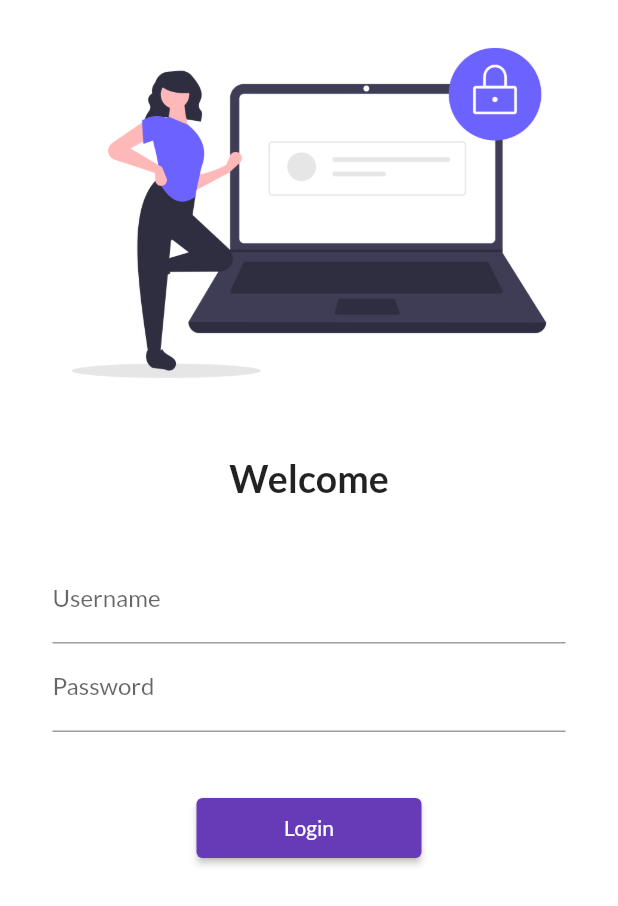
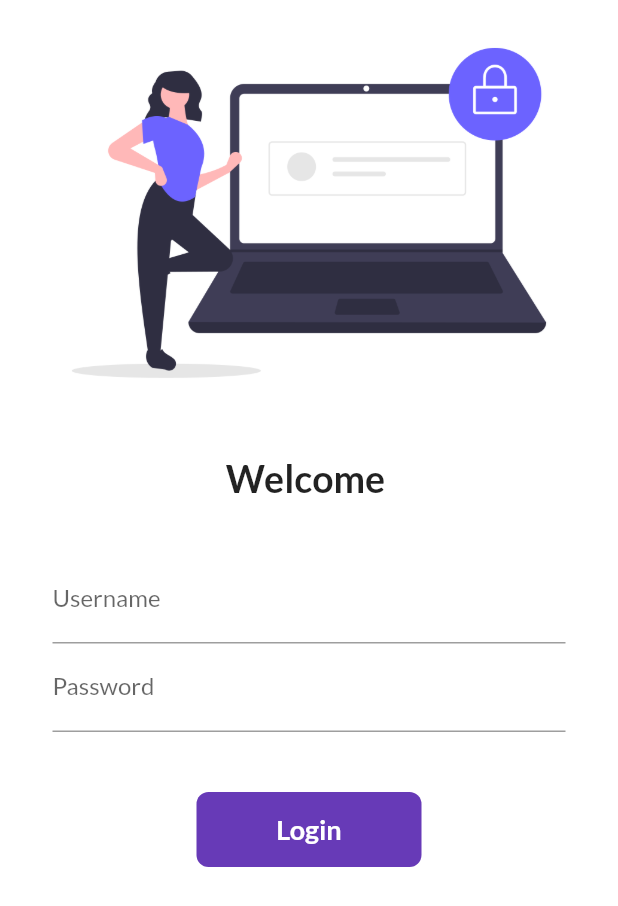
Before and after one commit to MuhammadMubsherSaeed/30DaysofFflutter, a Flutter app: the screen it shows after launch, on a phone screen of 412 x 824 dp. Shown: the top 906 px of the screen. Run offline on Flutter 3.47's test engine with Material 2 defaults, Android fonts, the phone set to English and light mode, and no system bars; our stand-ins replace google_fonts.

Commit message:
Day 6 completed

```diff
--- a/lib/pages/login_page.dart
+++ b/lib/pages/login_page.dart
@@ -1,7 +1,14 @@
 import 'package:first_app/utilis/routes.dart';
 import 'package:flutter/material.dart';
 
-class LoginPage extends StatelessWidget {
+class LoginPage extends StatefulWidget {
+  @override
+  _LoginPageState createState() => _LoginPageState();
+}
+
+class _LoginPageState extends State<LoginPage> {
+  String name = "";
+  bool changebutton = false;
   @override
   Widget build(BuildContext context) {
     return Material(
@@ -17,7 +24,7 @@ class LoginPage extends StatelessWidget {
             height: 20.0,
           ),
           Text(
-            "Welcome",
+            "Welcome $name",
             style: TextStyle(
               fontSize: 25,
               fontWeight: FontWeight.bold,
@@ -38,6 +45,10 @@ class LoginPage extends StatelessWidget {
                     hintText: "Enter Username",
                     labelText: "Username",
                   ),
+                  onChanged: (value) {
+                    name = value;
+                    setState(() {});
+                  },
                 ),
                 TextFormField(
                   obscureText: true,
@@ -49,13 +60,45 @@ class LoginPage extends StatelessWidget {
                 SizedBox(
                   height: 40.0,
                 ),
-                ElevatedButton(
-                  child: Text("Login"),
-                  style: TextButton.styleFrom(fixedSize: Size(150, 40)),
-                  onPressed: () {
+
+                InkWell(
+                  onTap: () async {
+                    setState(() {
+                      changebutton = true;
+                    });
+                    await Future.delayed(Duration(seconds: 1));
                     Navigator.pushNamed(context, MyRoutes.homeRoute);
                   },
+                  child: AnimatedContainer(
+                    duration: Duration(seconds: 1),
+                    height: 50,
+                    width: changebutton ? 50 : 150,
+                    alignment: Alignment.center,
+                    child: changebutton
+                        ? Icon(Icons.done, color: Colors.white)
+                        : Text(
+                            "Login",
+                            style: TextStyle(
+                                color: Colors.white,
+                                fontWeight: FontWeight.bold,
+                                fontSize: 18),
+                          ),
+                    decoration: BoxDecoration(
+                      color: Colors.deepPurple,
+                      //shape: changebutton? BoxShape.circle:BoxShape.rectangle
+                      borderRadius:
+                          BorderRadius.circular(changebutton ? 50 : 8),
+                    ),
+                  ),
                 ),
+
+                //  ElevatedButton(
+                //    child: Text("Login"),
+                //    style: TextButton.styleFrom(fixedSize: Size(150, 40)),
+                //    onPressed: () {
+                //      Navigator.pushNamed(context, MyRoutes.homeRoute);
+                //    },
+                //  ),
               ],
             ),
           ),
```
